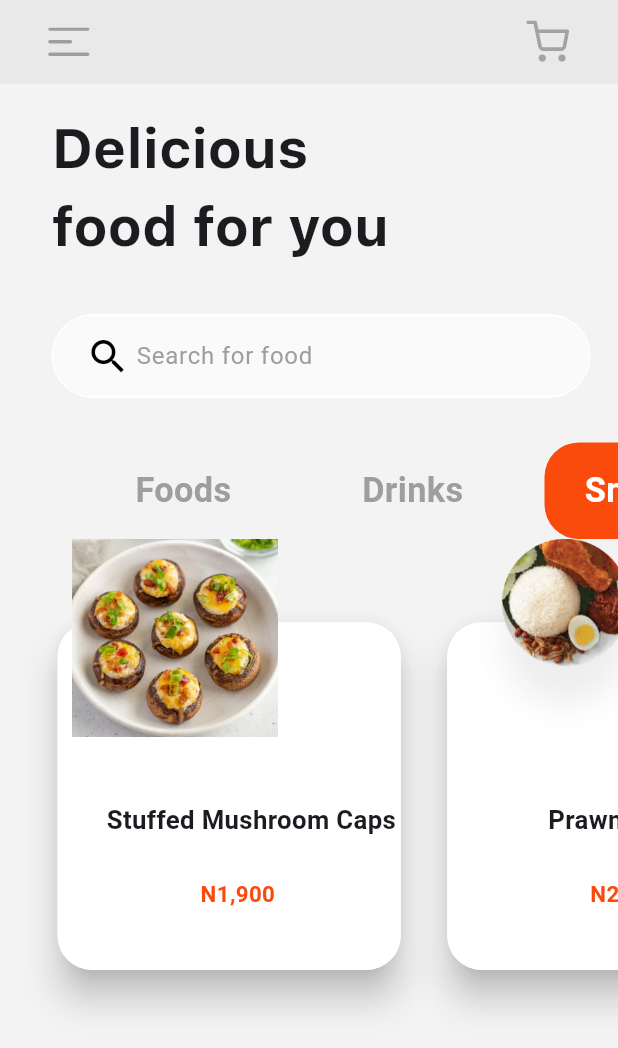
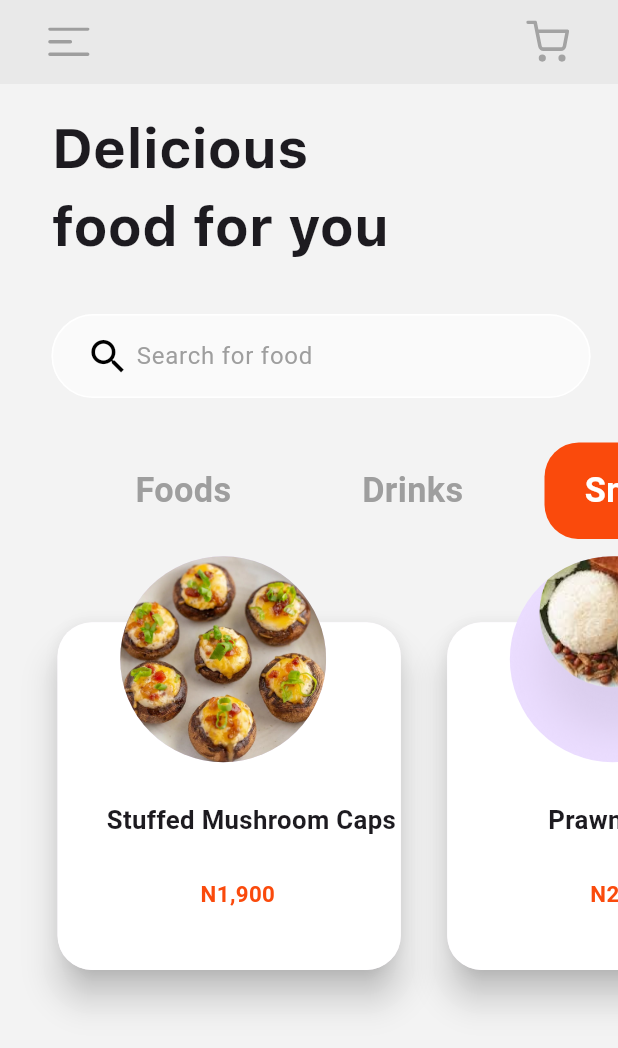
Before and after one commit to anuj-1637/food_delivery_app, a Flutter app: the Home_Screen screen opened directly, after a tap on "Drinks", after a tap on "Snacks", on a phone screen of 412 x 824 dp. Shown: the top 1048 px of the screen. Run offline on Flutter 3.47's test engine with Material 3 defaults, Android fonts, the phone set to English and light mode, and no system bars; our stand-ins replace flutter_screenutil, flutter_svg, font_awesome_flutter, rive; project files that could hold a hidden picture were left out.

Commit message:
food app

```diff
--- a/lib/bottom_nav_screens/home_screen.dart
+++ b/lib/bottom_nav_screens/home_screen.dart
@@ -211,7 +211,12 @@ class Home_Screen_State extends State<Home_Screen> {
                       isFood: true,
                     );
                   } else if (index == 2) {
-                    return foodCard(foodItems: snacksItems, width: 120);
+                    return foodCard(
+                      foodItems: snacksItems,
+                      width: 120,
+                      isFood: true,
+                      left: 40,
+                    );
                   } else if (index == 3) {
                     return foodCard(
                       foodItems: dessertsItems,
```
